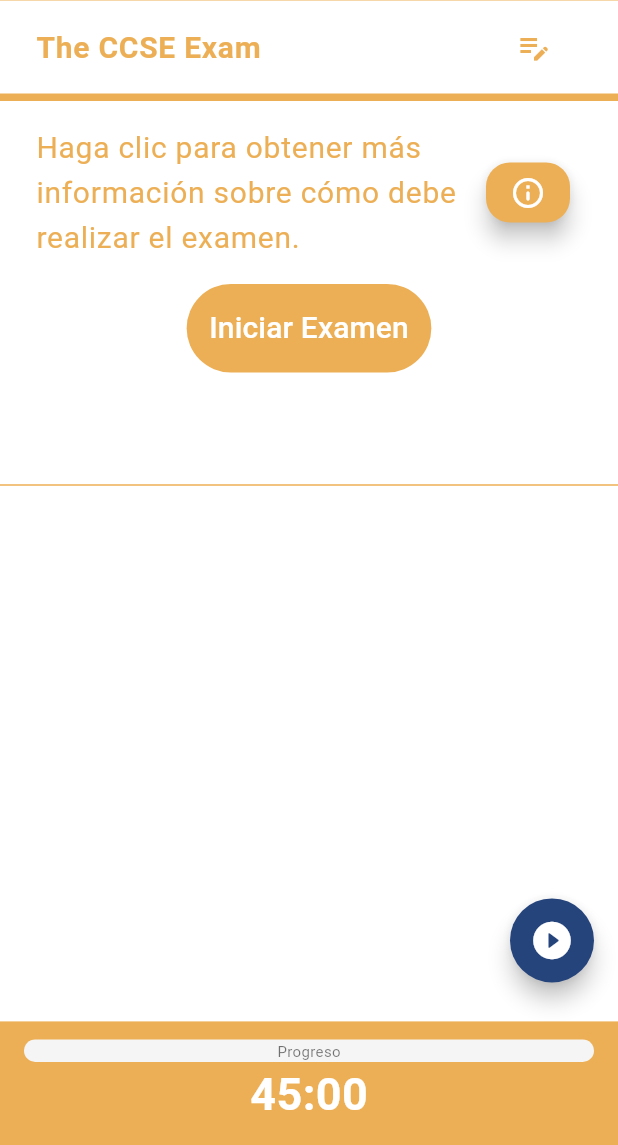
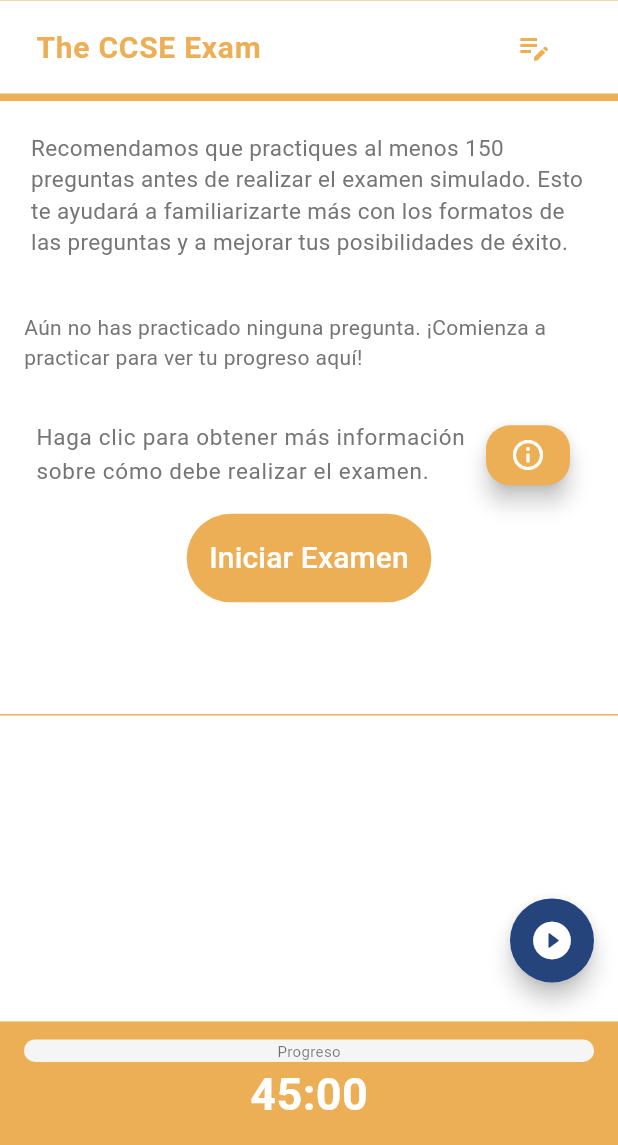
Before and after one commit to ulisseso68/cta_projeto_autonomo, a Flutter app: the QuestionsExam screen opened by its route, on a phone screen of 412 x 824 dp, the part 91-1236 px from its top. Run offline on Flutter 3.47's test engine with Material 3 defaults, Android fonts, the phone set to English and light mode, and no system bars; our stand-ins replace confetti, country_picker, device_info_plus, dio, firebase_analytics, firebase_core and 3 more; missing offline and left inert: app_tracking_transparency, flutter_email_sender; accounts and stored records are empty; network calls fail; Roboto replaces fonts that are missing (Verdana).

Commit message:
2025-08-19 Improved Exam and Statistics

```diff
--- a/lib/funcoes/funcoes.dart
+++ b/lib/funcoes/funcoes.dart
@@ -537,31 +537,47 @@ class Funcoes {
             crossAxisAlignment: CrossAxisAlignment.start,
             children: [
               Text(
-                Funcoes().appLang('Answered'),
+                (answered > 0)
+                    ? '${Funcoes().appLang('You Have practiced')} $answered ${Funcoes().appLang('of')} $total ${Funcoes().appLang('Questions')}'
+                    : Funcoes().appLang('No Questions Practiced'),
                 style: const TextStyle(fontSize: 14, color: COR_01),
               ),
               appProgressBar(barSize, answered / total, 0, color1: Colors.grey),
               const SizedBox(
                 height: 5,
               ),
+              if (correct > 0)
                 appProgressBar(
                   barSize,
                   correct / (answered > 0 ? answered : 1),
                   0,
-                color1:
-                    Funcoes().semaforo(correct / (answered > 0 ? answered : 1)),
+                  color1: Funcoes()
+                      .semaforo(correct / (answered > 0 ? answered : 1)),
                 ),
+              if (correct > 0)
                 Text(
-                Funcoes().appLang('Correctly'),
-                style: const TextStyle(fontSize: 14, color: COR_01),
+                  '${Funcoes().appLang('and responded correctly to')} ${('$correct (${int.parse((correct / (answered > 0 ? answered : 1) * 100).toStringAsFixed(0))}%)')}' +
+                      ' ${Funcoes().appLang('of them')}',
+                  style: TextStyle(
+                      fontSize: 14,
+                      color: Funcoes()
+                          .semaforo(correct / (answered > 0 ? answered : 1))),
                 ),
               const SizedBox(
                 height: 5,
               ),
             ],
           )
-        : const SizedBox(
-            height: 0,
+        : Padding(
+            padding: const EdgeInsets.all(8.0),
+            child: Text(
+              Funcoes().appLang(
+                  'You have not practiced any questions yet. Start practicing to see your progress here!'),
+              style: TextStyle(
+                fontSize: 14,
+                color: Colors.grey.shade600,
+              ),
+            ),
           );
   }
 
--- a/lib/paginas/home.dart
+++ b/lib/paginas/home.dart
@@ -346,6 +346,7 @@ class _HomePageState extends State<HomePage> {
                 ),
 
                 //Simulation Exam Button
+                if (Funcoes().existsAnyAnsweredQuestion())
                   Row(
                     mainAxisAlignment: MainAxisAlignment.spaceBetween,
                     children: [
@@ -419,7 +420,10 @@ class _HomePageState extends State<HomePage> {
                         ),
                         child: AdWidget(ad: _bannerAd!),
                       )
-                    : Center(child: Funcoes().progressBar(barSize: 0.9)),
+                    : Padding(
+                        padding: const EdgeInsets.all(8.0),
+                        child: Funcoes().progressBar(barSize: 0.9),
+                      ),
 
                 //Divider
                 Divider(
--- a/lib/paginas/questionsExam.dart
+++ b/lib/paginas/questionsExam.dart
@@ -274,6 +274,22 @@ class _QuestionsExam extends State<QuestionsExam> {
                     height: 5.0,
                     color: COR_02,
                   ),
+                  if (Funcoes().statistics()['answered']!.toInt() < 150)
+                    Padding(
+                        padding: EdgeInsets.all(screenW * 0.05),
+                        child: Text(
+                          Funcoes().appLang(
+                              'We recommend you to practice at least 150 questions before taking the simulated exam. This will help you become more familiar with the question formats and improve your chances of success.'),
+                          style: TextStyle(
+                            fontSize: 15,
+                            color: Colors.grey.shade600,
+                            fontWeight: FontWeight.normal,
+                          ),
+                        )),
+                  Padding(
+                    padding: const EdgeInsets.all(8.0),
+                    child: Funcoes().progressBar(barSize: 0.9),
+                  ),
                   (showExamInfo == false)
                       ? Padding(
                           padding: const EdgeInsets.all(8.0),
@@ -285,8 +301,8 @@ class _QuestionsExam extends State<QuestionsExam> {
                                   'Click to learn more about how you have to take the exam.'),
                               textAlign: TextAlign.left,
                               style: TextStyle(
-                                fontSize: 20,
-                                color: COR_02,
+                                fontSize: 15,
+                                color: Colors.grey.shade600,
                                 fontWeight: FontWeight.normal,
                               ),
                             ),
--- a/lib/utilidades/dados.dart
+++ b/lib/utilidades/dados.dart
@@ -2,7 +2,7 @@ import 'package:ccse_mob/models/question_model.dart';
 
 var indexPreguntas = 0;
 var temaPreguntas = 'Cidadania e Direitos';
-var appVersion = '5.1.1';
+var appVersion = '5.1.2';
 bool modoDeveloper = false;
 bool developerMode = false;
 List uniqueCategories = [
--- a/lib/utilidades/languages.dart
+++ b/lib/utilidades/languages.dart
@@ -6,6 +6,41 @@
 
 // Listing of messages
 final lang = {
+  'We recommend you to practice at least 150 questions before taking the simulated exam. This will help you become more familiar with the question formats and improve your chances of success.':
+      [
+    'We recommend you to practice at least 150 questions before taking the simulated exam. This will help you become more familiar with the question formats and improve your chances of success.',
+    'Recomendamos que você pratique pelo menos 150 perguntas antes de fazer o exame simulado. Isso ajudará você a se familiarizar mais com os formatos das perguntas e a melhorar suas chances de sucesso.',
+    'Recomendamos que practiques al menos 150 preguntas antes de realizar el examen simulado. Esto te ayudará a familiarizarte más con los formatos de las preguntas y a mejorar tus posibilidades de éxito.',
+    'نوصي بأن تمارس ما لا يقل عن 150 سؤالًا قبل إجراء الامتحان التجريبي. سيساعدك ذلك على التعرف بشكل أفضل على تنسيقات الأسئلة وتحسين فرصك في النجاح.'
+  ],
+  'You have not practiced any questions yet. Start practicing to see your progress here!':
+      [
+    'You have not practiced any questions yet. Start practicing to see your progress here!',
+    'Você ainda não praticou nenhuma pergunta. Comece a praticar para ver seu progresso aqui!',
+    'Aún no has practicado ninguna pregunta. ¡Comienza a practicar para ver tu progreso aquí!',
+    'لم تمارس أي أسئلة بعد. ابدأ في الممارسة لرؤية تقدمك هنا!'
+  ],
+  'No Questions Practiced': [
+    'No Questions Practiced',
+    'Nenhuma Pergunta Praticada',
+    'Ninguna Pregunta Practicada',
+    'لم يتم ممارسة أي أسئلة'
+  ],
+  'You Have practiced': [
+    'You Have practiced',
+    'Você Praticou',
+    'Has practicado',
+    'لقد مارست'
+  ],
+  'of': ['of', 'de', 'de', 'من'],
+  'Questions': ['Questions', 'Perguntas', 'Preguntas', 'أسئلة'],
+  'and responded correctly to': [
+    'and responded correctly to',
+    'e respondeu corretamente a',
+    'y respondiste correctamente a',
+    'وأجبت بشكل صحيح على'
+  ],
+  'of them': ['of them', 'delas', 'de ellas', 'منها'],
   'Follow us on Social Media': [
     'Follow us on social media',
     'Siga-nos nas redes sociais',
```
Also changed, not shown: 2 other files. Lines whose indentation alone changed are shown as unchanged.
